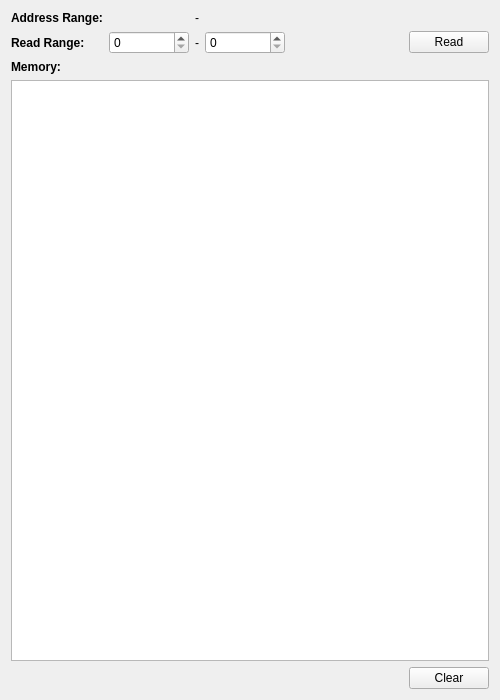
Old version of the form pc/TinyBusLoader/ui/memoryWidget.ui in the repository ChristianMarty/TinyBus.
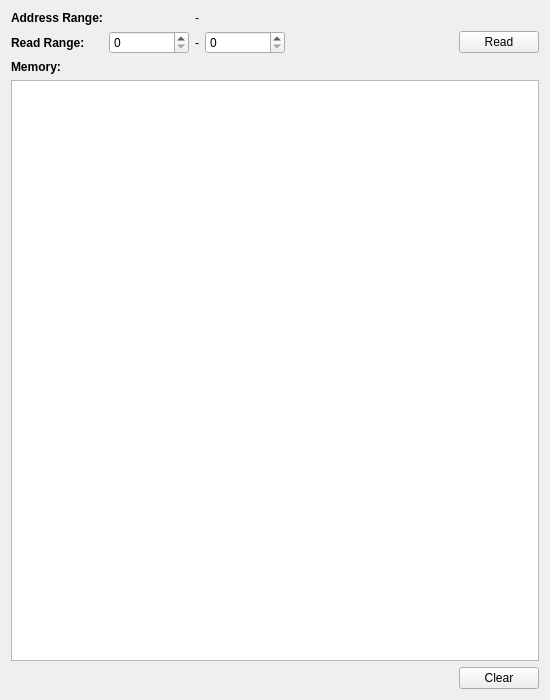
New version of the form.

Patch:
```diff
--- a/pc/TinyBusLoader/ui/memoryWidget.ui
+++ b/pc/TinyBusLoader/ui/memoryWidget.ui
@@ -6,7 +6,7 @@
    <rect>
     <x>0</x>
     <y>0</y>
-    <width>500</width>
+    <width>550</width>
     <height>700</height>
    </rect>
   </property>
```
